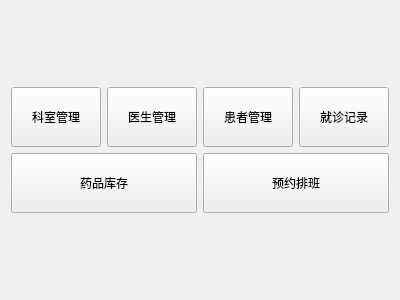
Kkinili/test_github, file Lab4/welcomeview.ui: the form before one commit.
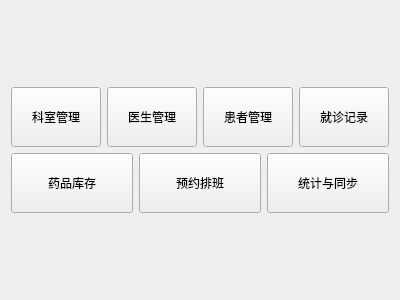
The form after the commit.

Commit message: 完成了通过后台统计线程处理数据汇总的功能

Diff of the .ui file:
```diff
--- a/Lab4/welcomeview.ui
+++ b/Lab4/welcomeview.ui
@@ -120,6 +120,19 @@
        </property>
       </widget>
      </item>
+     <item>
+      <widget class="QPushButton" name="btStatistics">
+       <property name="minimumSize">
+        <size>
+         <width>40</width>
+         <height>60</height>
+        </size>
+       </property>
+       <property name="text">
+        <string>统计与同步</string>
+       </property>
+      </widget>
+     </item>
     </layout>
    </item>
    <item>
```
The commit also changes 14 other files.
